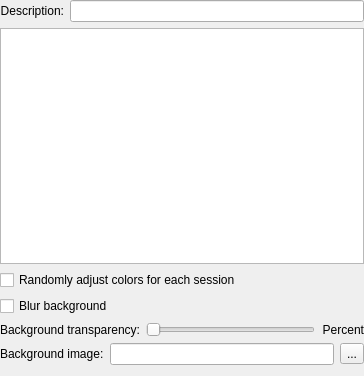
First picture: the form in src/colorscheme/ColorSchemeEditor.ui, repository centic9/konsole-ppa, before the edit.
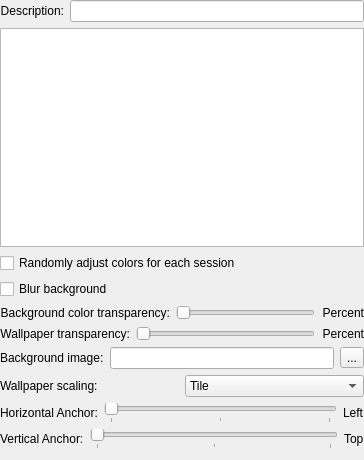
Second picture: the form after the edit. Custom widgets are drawn as their Qt base class.

What changed in the file:
```diff
--- a/src/colorscheme/ColorSchemeEditor.ui
+++ b/src/colorscheme/ColorSchemeEditor.ui
@@ -7,7 +7,7 @@
     <x>0</x>
     <y>0</y>
     <width>364</width>
-    <height>376</height>
+    <height>460</height>
    </rect>
   </property>
   <layout class="QVBoxLayout">
@@ -66,7 +66,7 @@
      <item>
       <widget class="QLabel" name="transparencyLabel">
        <property name="text">
-        <string>Background transparency:</string>
+        <string>Background color transparency:</string>
        </property>
        <property name="alignment">
         <set>Qt::AlignRight|Qt::AlignTrailing|Qt::AlignVCenter</set>
@@ -95,6 +95,40 @@
      </item>
     </layout>
    </item>
+   <item>
+    <layout class="QHBoxLayout">
+     <item>
+      <widget class="QLabel" name="wallpaperTransparencyLabel">
+       <property name="text">
+        <string>Wallpaper transparency:</string>
+       </property>
+       <property name="alignment">
+        <set>Qt::AlignRight|Qt::AlignTrailing|Qt::AlignVCenter</set>
+       </property>
+      </widget>
+     </item>
+     <item>
+      <widget class="QSlider" name="wallpaperTransparencySlider">
+       <property name="maximum">
+        <number>100</number>
+       </property>
+       <property name="orientation">
+        <enum>Qt::Horizontal</enum>
+       </property>
+      </widget>
+     </item>
+     <item>
+      <widget class="QLabel" name="wallpaperTransparencyPercentLabel">
+       <property name="text">
+        <string>Percent</string>
+       </property>
+       <property name="alignment">
+        <set>Qt::AlignRight|Qt::AlignTrailing|Qt::AlignVCenter</set>
+       </property>
+      </widget>
+     </item>
+    </layout>
+   </item>
    <item>
     <layout class="QHBoxLayout">
      <item>
@@ -123,6 +157,120 @@
      </item>
     </layout>
    </item>
+   <item>
+    <layout class="QHBoxLayout">
+     <item>
+      <widget class="QLabel" name="wallpaperScalingLabel">
+       <property name="text">
+        <string>Wallpaper scaling:</string>
+       </property>
+      </widget>
+     </item>
+     <item>
+      <widget class="QComboBox" name="wallpaperScalingType">
+       <item>
+        <property name="text">
+         <string>Tile</string>
+        </property>
+       </item>
+       <item>
+        <property name="text">
+         <string>Stretch</string>
+        </property>
+       </item>
+       <item>
+        <property name="text">
+         <string>Crop</string>
+        </property>
+       </item>
+       <item>
+        <property name="text">
+         <string>Adapt</string>
+        </property>
+       </item>
+       <item>
+        <property name="text">
+         <string>NoScaling</string>
+        </property>
+       </item>
+      </widget>
+     </item>
+    </layout>
+   </item>
+   <item>
+    <layout class="QHBoxLayout">
+     <item>
+      <widget class="QLabel" name="wallpaperHorizontalAnchorLabel">
+       <property name="text">
+        <string>Horizontal Anchor:</string>
+       </property>
+      </widget>
+     </item>
+     <item>
+      <widget class="QSlider" name="wallpaperHorizontalAnchorSlider">
+       <property name="maximum">
+        <number>2</number>
+       </property>
+       <property name="singleStep">
+        <number>1</number>
+       </property>
+       <property name="orientation">
+        <enum>Qt::Horizontal</enum>
+       </property>
+       <property name="tickPosition">
+        <enum>QSlider::TicksBelow</enum>
+       </property>
+       <property name="tickInterval">
+        <number>1</number>
+       </property>
+      </widget>
+     </item>
+     <item>
+      <widget class="QLabel" name="wallpaperHorizontalAnchorPosition">
+       <property name="text">
+        <string>Left</string>
+       </property>
+      </widget>
+     </item>
+    </layout>
+   </item>
+   <item>
+    <layout class="QHBoxLayout">
+     <item>
+      <widget class="QLabel" name="wallpaperVerticalAnchorLabel">
+       <property name="text">
+        <string>Vertical Anchor:</string>
+       </property>
+      </widget>
+     </item>
+     <item>
+      <widget class="QSlider" name="wallpaperVerticalAnchorSlider">
+       <property name="maximum">
+        <number>2</number>
+       </property>
+       <property name="singleStep">
+        <number>1</number>
+       </property>
+       <property name="orientation">
+        <enum>Qt::Horizontal</enum>
+       </property>
+       <property name="tickPosition">
+        <enum>QSlider::TicksBelow</enum>
+       </property>
+       <property name="tickInterval">
+        <number>1</number>
+       </property>
+      </widget>
+     </item>
+     <item>
+      <widget class="QLabel" name="wallpaperVerticalAnchorPosition">
+       <property name="text">
+        <string>Top</string>
+       </property>
+      </widget>
+     </item>
+    </layout>
+   </item>
    <item>
     <spacer>
      <property name="orientation">
```
